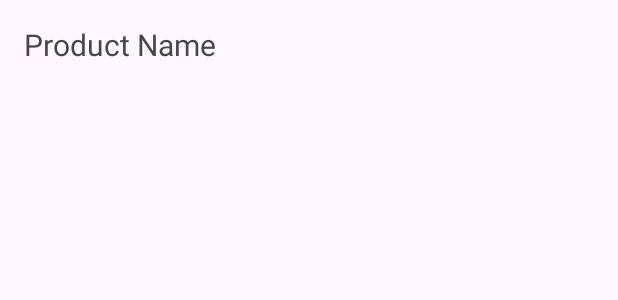
After one commit to lgleto/CMII2324, an Android app: the layout row_list.xml on its own in the app's theme, with its tools: preview values and no code run, on a phone screen of 412 x 824 dp. The commit adds this screen. Shown: the top 300 px of the screen. Run offline under Robolectric (Android 15) with nearby library versions, the phone set to English and light mode, and no system bars.

Commit message:
ShoopingList with firebase

```diff
--- /dev/null
+++ b/ShoppinList/app/src/main/res/layout/row_list.xml
@@ -0,0 +1,23 @@
+<?xml version="1.0" encoding="utf-8"?>
+<androidx.constraintlayout.widget.ConstraintLayout xmlns:android="http://schemas.android.com/apk/res/android"
+    xmlns:app="http://schemas.android.com/apk/res-auto"
+    xmlns:tools="http://schemas.android.com/tools"
+    android:layout_width="match_parent"
+    android:layout_height="wrap_content">
+
+    <TextView
+        android:id="@+id/textViewListName"
+        android:layout_width="0dp"
+        android:layout_height="wrap_content"
+        android:layout_marginStart="16dp"
+        android:layout_marginTop="16dp"
+        android:layout_marginEnd="16dp"
+        android:layout_marginBottom="16dp"
+        android:text="Product Name"
+        android:textSize="20sp"
+        app:layout_constraintBottom_toBottomOf="parent"
+        app:layout_constraintEnd_toEndOf="parent"
+        app:layout_constraintStart_toStartOf="parent"
+        app:layout_constraintTop_toTopOf="parent" />
+
+</androidx.constraintlayout.widget.ConstraintLayout>
--- a/ShoppinList/build.gradle.kts
+++ b/ShoppinList/build.gradle.kts
@@ -2,4 +2,5 @@
 plugins {
     id("com.android.application") version "8.1.2" apply false
     id("org.jetbrains.kotlin.android") version "1.9.0" apply false
+    id("com.google.gms.google-services") version "4.4.0" apply false
 }
```
Also changed, not shown: ShoppinList/app/build.gradle.kts (+5 -5 lines), ShoppinList/app/src/main/java/ipca/utility/shoppinglist/Backend.kt (deleted, +0 -39 lines), ShoppinList/app/src/main/java/ipca/utility/shoppinglist/MainActivity.kt (+37 -46 lines), ShoppinList/app/src/main/java/ipca/utility/shoppinglist/ProductActivity.kt (added, +95 -0 lines), ShoppinList/app/src/main/java/ipca/utility/shoppinglist/ProductDetailActivity.kt (+12 -6 lines), ShoppinList/app/src/main/java/ipca/utility/shoppinglist/model/ShoppingList.kt (added, +17 -0 lines), 1 other file.
